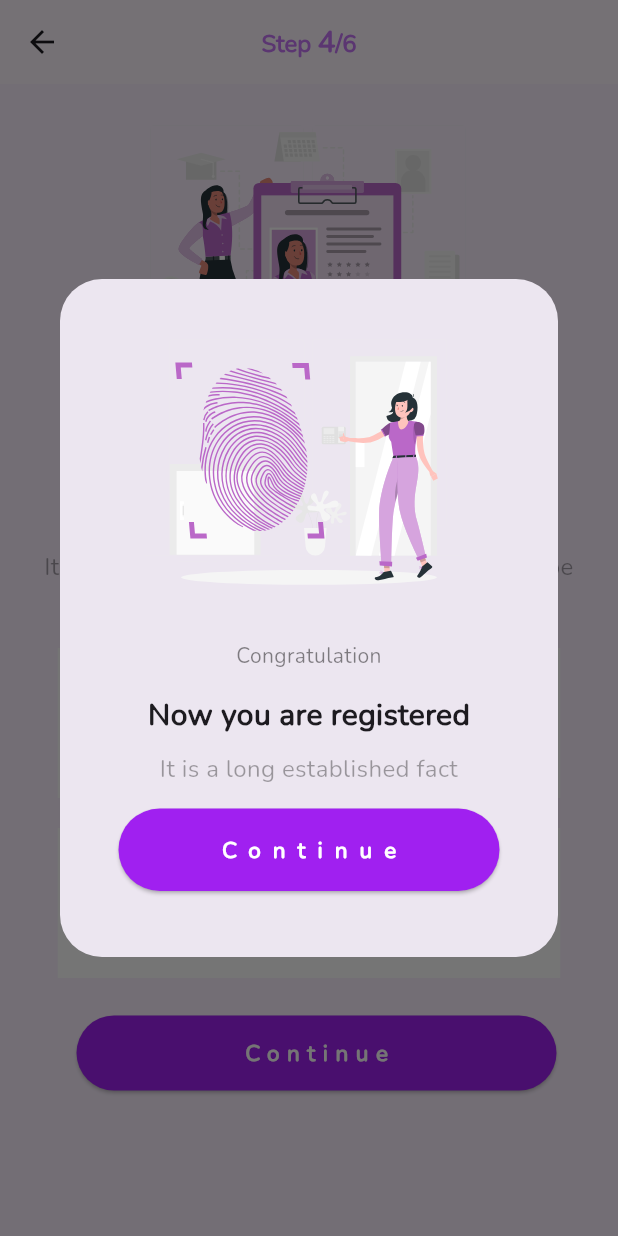
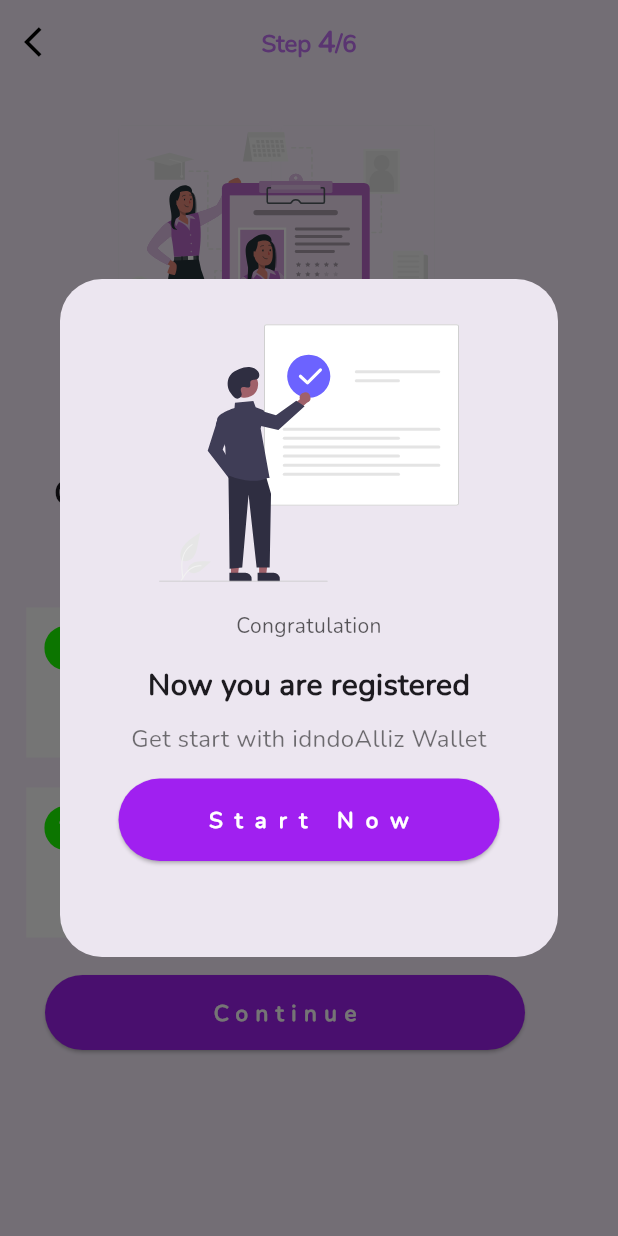
Before and after one commit to surajnaveen/Flutter-UI, a Flutter app: the FifthPage screen opened directly, after a tap on "Continue", on a phone screen of 412 x 824 dp. Run offline on Flutter 3.47's test engine with Material 3 defaults, Android fonts, the phone set to English and light mode, and no system bars; our stand-ins replace device_preview, flutter_svg, intl_phone_number_input, timer_count_down.

```diff
--- a/lib/fifth.dart
+++ b/lib/fifth.dart
@@ -1,7 +1,5 @@
 import 'package:flutter/material.dart';
-//import 'package:flutter/services.dart';
 import 'package:flutter_svg/flutter_svg.dart';
-//import 'package:app_ui/sixth.dart';
 
 class FifthPage extends StatefulWidget {
   const FifthPage({super.key});
@@ -16,6 +14,13 @@ class _FifthPageState extends State<FifthPage> {
     return Scaffold(
       backgroundColor: const Color.fromARGB(255, 250, 240, 255),
       appBar: AppBar(
+        backgroundColor: const Color.fromARGB(255, 250, 240, 255),
+        leading: GestureDetector(
+          child: const Icon( Icons.arrow_back_ios, color: Colors.black,  ),
+          onTap: () {
+            Navigator.pop(context);
+          } ,
+        ) ,
         title: RichText(
             text: TextSpan(
                 style: DefaultTextStyle.of(context).style,
@@ -57,10 +62,10 @@ class _FifthPageState extends State<FifthPage> {
             const Padding(
               padding: EdgeInsets.all(8.0),
               child: Text(
-                "Registration",
+                "One step away to your account",
                 style: TextStyle(
                   fontWeight: FontWeight.bold,
-                  fontSize: 24,
+                  fontSize: 21,
                   fontFamily: 'Nunito',
                 ),
               ),
@@ -68,7 +73,7 @@ class _FifthPageState extends State<FifthPage> {
             const Padding(
               padding: EdgeInsets.fromLTRB(25, 10, 25, 20),
               child: Text(
-                "It is a long established fact that a reader will be distracted ",
+                "Now we need to veryfiy your identy",
                 style: TextStyle(
                   fontFamily: 'Nunito',
                   fontSize: 16,
@@ -139,7 +144,7 @@ class _FifthPageState extends State<FifthPage> {
                       const Padding(
                         padding: EdgeInsets.fromLTRB(40, 0, 10, 0),
                         child: Text(
-                          "You can only share sample text sample text sample text",
+                          "Get the full feature of your IndoAliz you can store up to IDR 10",
                           style: TextStyle(
                               fontFamily: 'Nunito',
                               fontSize: 14,
@@ -193,7 +198,7 @@ class _FifthPageState extends State<FifthPage> {
                       const Padding(
                         padding: EdgeInsets.fromLTRB(40, 0, 10, 0),
                         child: Text(
-                          "You can only share sample text sample text sample text",
+                          "You only can store IDR 1 Milion to 10 your IndoAliz wallert",
                           style: TextStyle(
                               fontFamily: 'Nunito',
                               fontSize: 14,
@@ -214,7 +219,7 @@ class _FifthPageState extends State<FifthPage> {
                   onPressed: () {
                     showDialog(
                       context: context,
-                      builder: (BuildContext context) => PopUpBox(),
+                      builder: (BuildContext context) => const PopUpBox(),
                     );
                   },
                   style: ElevatedButton.styleFrom(
@@ -252,9 +257,9 @@ class PopUpBox extends StatelessWidget {
         child: Column(
           children: [
             SvgPicture.asset(
-              "asset/Fingerprint-rafiki.svg",
-              width: 220,
-              height: 220,
+              "asset/undraw_done_re_oak4.svg",
+              width: 200,
+              height: 200,
             ),
             const Padding(
               padding: EdgeInsets.fromLTRB(15, 5, 15, 10),
@@ -263,7 +268,7 @@ class PopUpBox extends StatelessWidget {
                 style: TextStyle(
                   fontFamily: 'Nunito',
                   fontSize: 14,
-                  color: Color.fromARGB(120, 0, 0, 0),
+                  color: Color.fromARGB(163, 0, 0, 0),
                 ),
                 textAlign: TextAlign.center,
               ),
@@ -282,11 +287,11 @@ class PopUpBox extends StatelessWidget {
             const Padding(
               padding: EdgeInsets.fromLTRB(15, 5, 15, 10),
               child: Text(
-                "It is a long established fact",
+                "Get start with idndoAlliz Wallet",
                 style: TextStyle(
                   fontFamily: 'Nunito',
                   fontSize: 16,
-                  color: Color.fromARGB(90, 0, 0, 0),
+                  color: Color.fromARGB(138, 0, 0, 0),
                 ),
                 textAlign: TextAlign.center,
               ),
@@ -307,7 +312,7 @@ class PopUpBox extends StatelessWidget {
                     backgroundColor: const Color.fromRGBO(160, 32, 240, 1),
                   ),
                   child: const Text(
-                    "Continue",
+                    "Start Now",
                     style: TextStyle(
                         fontSize: 15,
                         fontWeight: FontWeight.bold,
--- a/lib/fourth.dart
+++ b/lib/fourth.dart
@@ -23,6 +23,12 @@ class __FourthpagStateState extends State<Fourthpage> {
       backgroundColor: const Color.fromARGB(255, 250, 240, 255),
       appBar: AppBar(
         backgroundColor: const Color.fromARGB(255, 250, 240, 255),
+        leading: GestureDetector(
+          child: const Icon( Icons.arrow_back_ios, color: Colors.black,  ),
+          onTap: () {
+            Navigator.pop(context);
+          } ,
+        ) ,
         title: RichText(
             text: TextSpan(
                 style: DefaultTextStyle.of(context).style,
@@ -67,7 +73,7 @@ class __FourthpagStateState extends State<Fourthpage> {
                 const Padding(
                   padding: EdgeInsets.all(8.0),
                   child: Text(
-                    "Registration",
+                    "Fingerprint",
                     style: TextStyle(
                       fontWeight: FontWeight.bold,
                       fontSize: 24,
@@ -78,7 +84,7 @@ class __FourthpagStateState extends State<Fourthpage> {
                 const Padding(
                   padding: EdgeInsets.fromLTRB(25, 10, 25, 20),
                   child: Text(
-                    "It is a long established fact that a reader will be distracted ",
+                    "To add your fingerprint, lift and set your finger at home button reperatedly",
                     style: TextStyle(
                       fontFamily: 'Nunito',
                       fontSize: 16,
@@ -102,7 +108,7 @@ class __FourthpagStateState extends State<Fourthpage> {
                 Navigator.push(context,
                     MaterialPageRoute(builder: (context) => const FifthPage()));
               },
-              child: const Text('Skip this step ->',style: TextStyle(
+              child: const Text('Skip this step >',style: TextStyle(
                 fontWeight: FontWeight.w900,
                 fontSize: 14
               ),),
--- a/lib/main.dart
+++ b/lib/main.dart
@@ -3,9 +3,6 @@ import 'package:flutter/material.dart';
 import 'package:device_preview/device_preview.dart';
 import 'package:flutter_svg/flutter_svg.dart';
 
-// void main() {
-//   runApp(const MyApp());
-// }
 
 void main() => runApp(
       DevicePreview(
@@ -52,7 +49,7 @@ class MyApp extends StatelessWidget {
                       const Padding(
                         padding: EdgeInsets.fromLTRB(25, 10, 25, 20),
                         child: Text(
-                          "It is a long established fact that a reader will be distracted by the readable content of a page when looking at its layout",
+                          "Never a better time than now to start thinking about how you manage all your Finance with phone",
                           style: TextStyle(
                             fontFamily: 'Nunito',
                             fontSize: 16,
--- a/lib/third.dart
+++ b/lib/third.dart
@@ -1,7 +1,6 @@
 import 'package:flutter/material.dart';
 import 'package:flutter/services.dart';
 import 'package:flutter_svg/flutter_svg.dart';
-//import 'package:timer_count_down/timer_controller.dart';
 // ignore: depend_on_referenced_packages
 import 'package:timer_count_down/timer_count_down.dart';
 import 'package:app_ui/fourth.dart';
@@ -19,6 +18,13 @@ class _ThirdPageState extends State<ThirdPage> {
     return Scaffold(
       backgroundColor: const Color.fromARGB(255, 250, 240, 255),
       appBar: AppBar(
+        backgroundColor: const Color.fromARGB(255, 250, 240, 255),
+        leading: GestureDetector(
+          child: const Icon( Icons.arrow_back_ios, color: Colors.black,  ),
+          onTap: () {
+            Navigator.pop(context);
+          } ,
+        ) ,
         title: RichText(
             text: TextSpan(
                 style: DefaultTextStyle.of(context).style,
@@ -53,14 +59,14 @@ class _ThirdPageState extends State<ThirdPage> {
         child: Column(
           children: [
             SvgPicture.asset(
-              "asset/Profile data-rafiki.svg",
+              "asset/Verified-amico.svg",
               width: 250,
               height: 250,
             ),
             const Padding(
               padding: EdgeInsets.all(8.0),
               child: Text(
-                "Registration",
+                "Veryfication",
                 style: TextStyle(
                   fontWeight: FontWeight.bold,
                   fontSize: 24,
@@ -71,7 +77,7 @@ class _ThirdPageState extends State<ThirdPage> {
             const Padding(
               padding: EdgeInsets.fromLTRB(25, 10, 25, 20),
               child: Text(
-                "It is a long established fact that a reader will be distracted ",
+                "Enter 4 digit number that sent to your number",
                 style: TextStyle(
                   fontFamily: 'Nunito',
                   fontSize: 16,
```
Also changed, not shown: lib/second.dart (+7 -2 lines), asset/Coins-amico.svg (deleted), asset/Coins-pana.svg (deleted), asset/undraw_done_re_oak4.svg (added).
